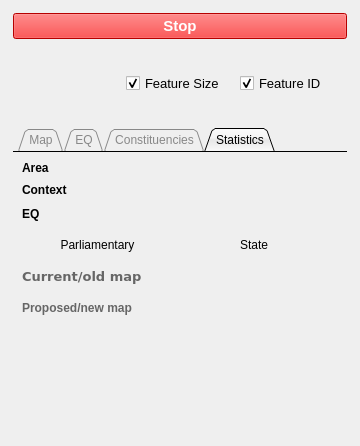
This is ui_delimitationtoolbox_dock.ui in seanclaude/Redistricting as Qt 5 draws it before an edit. The edited form follows.
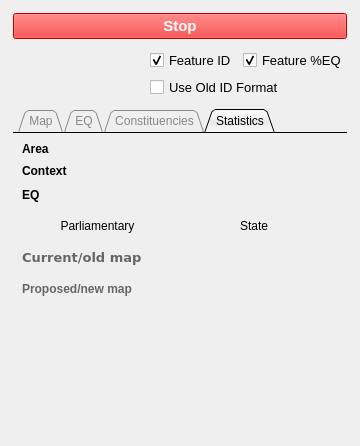
This is the edited form. The open tabs and pages were chosen to show the change.

Patch:
```diff
--- a/ui_delimitationtoolbox_dock.ui
+++ b/ui_delimitationtoolbox_dock.ui
@@ -1193,6 +1193,12 @@
                <layout class="QVBoxLayout" name="verticalLayout_14">
                 <item>
                  <widget class="QLabel" name="label_map_type">
+                  <property name="sizePolicy">
+                   <sizepolicy hsizetype="Preferred" vsizetype="Fixed">
+                    <horstretch>0</horstretch>
+                    <verstretch>0</verstretch>
+                   </sizepolicy>
+                  </property>
                   <property name="toolTip">
                    <string>&lt;!DOCTYPE HTML PUBLIC &quot;-//W3C//DTD HTML 4.0//EN&quot; &quot;http://www.w3.org/TR/REC-html40/strict.dtd&quot;&gt;
 &lt;html&gt;&lt;head&gt;&lt;meta name=&quot;qrichtext&quot; content=&quot;1&quot; /&gt;&lt;style type=&quot;text/css&quot;&gt;
@@ -1213,6 +1219,12 @@
                 </item>
                 <item>
                  <widget class="QLabel" name="label_context_type">
+                  <property name="sizePolicy">
+                   <sizepolicy hsizetype="Preferred" vsizetype="Fixed">
+                    <horstretch>0</horstretch>
+                    <verstretch>0</verstretch>
+                   </sizepolicy>
+                  </property>
                   <property name="font">
                    <font>
                     <weight>75</weight>
@@ -1237,43 +1249,16 @@
                </layout>
               </item>
               <item>
-               <widget class="QCheckBox" name="cb_label">
-                <property name="enabled">
-                 <bool>true</bool>
-                </property>
-                <property name="sizePolicy">
-                 <sizepolicy hsizetype="Preferred" vsizetype="Preferred">
-                  <horstretch>0</horstretch>
-                  <verstretch>0</verstretch>
-                 </sizepolicy>
-                </property>
-                <property name="font">
-                 <font>
-                  <pointsize>10</pointsize>
-                 </font>
-                </property>
-                <property name="toolTip">
-                 <string>&lt;!DOCTYPE HTML PUBLIC &quot;-//W3C//DTD HTML 4.0//EN&quot; &quot;http://www.w3.org/TR/REC-html40/strict.dtd&quot;&gt;
-&lt;html&gt;&lt;head&gt;&lt;meta name=&quot;qrichtext&quot; content=&quot;1&quot; /&gt;&lt;style type=&quot;text/css&quot;&gt;
-p, li { white-space: pre-wrap; }
-&lt;/style&gt;&lt;/head&gt;&lt;body style=&quot; font-family:'MS Shell Dlg 2'; font-size:10pt; font-weight:400; font-style:normal;&quot;&gt;
-&lt;p style=&quot; margin-top:0px; margin-bottom:0px; margin-left:0px; margin-right:0px; -qt-block-indent:0; text-indent:0px;&quot;&gt;Shows how larger/smaller the feature is, as a percentage, compared to the average parliamentary/state size.&lt;/p&gt;&lt;/body&gt;&lt;/html&gt;</string>
-                </property>
-                <property name="text">
-                 <string>Feature Size</string>
-                </property>
-                <property name="checked">
-                 <bool>true</bool>
-                </property>
-               </widget>
-              </item>
+               <layout class="QVBoxLayout" name="verticalLayout_16">
+                <item>
+                 <layout class="QHBoxLayout" name="horizontalLayout_23">
               <item>
                <widget class="QCheckBox" name="cb_feature_id">
                 <property name="enabled">
                  <bool>true</bool>
                 </property>
                 <property name="sizePolicy">
-                 <sizepolicy hsizetype="Preferred" vsizetype="Preferred">
+                     <sizepolicy hsizetype="Preferred" vsizetype="Fixed">
                   <horstretch>0</horstretch>
                   <verstretch>0</verstretch>
                  </sizepolicy>
@@ -1298,12 +1283,70 @@
                 </property>
                </widget>
               </item>
+                  <item>
+                   <widget class="QCheckBox" name="cb_label">
+                    <property name="enabled">
+                     <bool>true</bool>
+                    </property>
+                    <property name="sizePolicy">
+                     <sizepolicy hsizetype="Preferred" vsizetype="Fixed">
+                      <horstretch>0</horstretch>
+                      <verstretch>0</verstretch>
+                     </sizepolicy>
+                    </property>
+                    <property name="font">
+                     <font>
+                      <pointsize>10</pointsize>
+                     </font>
+                    </property>
+                    <property name="toolTip">
+                     <string>&lt;!DOCTYPE HTML PUBLIC &quot;-//W3C//DTD HTML 4.0//EN&quot; &quot;http://www.w3.org/TR/REC-html40/strict.dtd&quot;&gt;
+&lt;html&gt;&lt;head&gt;&lt;meta name=&quot;qrichtext&quot; content=&quot;1&quot; /&gt;&lt;style type=&quot;text/css&quot;&gt;
+p, li { white-space: pre-wrap; }
+&lt;/style&gt;&lt;/head&gt;&lt;body style=&quot; font-family:'MS Shell Dlg 2'; font-size:10pt; font-weight:400; font-style:normal;&quot;&gt;
+&lt;p style=&quot; margin-top:0px; margin-bottom:0px; margin-left:0px; margin-right:0px; -qt-block-indent:0; text-indent:0px;&quot;&gt;Shows how larger/smaller the feature is, as a percentage, compared to the average parliamentary/state size.&lt;/p&gt;&lt;/body&gt;&lt;/html&gt;</string>
+                    </property>
+                    <property name="text">
+                     <string>Feature %EQ</string>
+                    </property>
+                    <property name="checked">
+                     <bool>true</bool>
+                    </property>
+                   </widget>
+                  </item>
+                 </layout>
+                </item>
+                <item>
+                 <layout class="QHBoxLayout" name="horizontalLayout_24">
+                  <item>
+                   <widget class="QCheckBox" name="cb_old_id">
+                    <property name="font">
+                     <font>
+                      <pointsize>10</pointsize>
+                     </font>
+                    </property>
+                    <property name="toolTip">
+                     <string>&lt;!DOCTYPE HTML PUBLIC &quot;-//W3C//DTD HTML 4.0//EN&quot; &quot;http://www.w3.org/TR/REC-html40/strict.dtd&quot;&gt;
+&lt;html&gt;&lt;head&gt;&lt;meta name=&quot;qrichtext&quot; content=&quot;1&quot; /&gt;&lt;style type=&quot;text/css&quot;&gt;
+p, li { white-space: pre-wrap; }
+&lt;/style&gt;&lt;/head&gt;&lt;body style=&quot; font-family:'MS Shell Dlg 2'; font-size:10pt; font-weight:400; font-style:normal;&quot;&gt;
+&lt;p style=&quot; margin-top:0px; margin-bottom:0px; margin-left:0px; margin-right:0px; -qt-block-indent:0; text-indent:0px;&quot;&gt;When working on the new map, checking this will display the old feature ID instead of the new IDs.&lt;/p&gt;&lt;/body&gt;&lt;/html&gt;</string>
+                    </property>
+                    <property name="text">
+                     <string>Use Old ID Format</string>
+                    </property>
+                   </widget>
+                  </item>
+                 </layout>
+                </item>
+               </layout>
+              </item>
              </layout>
             </item>
             <item>
              <widget class="QTabWidget" name="tab_rebalance">
               <property name="sizePolicy">
-               <sizepolicy hsizetype="Expanding" vsizetype="Preferred">
+               <sizepolicy hsizetype="Expanding" vsizetype="Expanding">
                 <horstretch>0</horstretch>
                 <verstretch>0</verstretch>
                </sizepolicy>
@@ -3060,6 +3103,33 @@
                 <string>Statistics</string>
                </attribute>
                <layout class="QVBoxLayout" name="verticalLayout_3">
+                <property name="spacing">
+                 <number>0</number>
+                </property>
+                <property name="margin">
+                 <number>0</number>
+                </property>
+                <item>
+                 <widget class="QScrollArea" name="scrollArea_2">
+                  <property name="frameShape">
+                   <enum>QFrame::NoFrame</enum>
+                  </property>
+                  <property name="frameShadow">
+                   <enum>QFrame::Plain</enum>
+                  </property>
+                  <property name="widgetResizable">
+                   <bool>true</bool>
+                  </property>
+                  <widget class="QWidget" name="scrollAreaWidgetContents">
+                   <property name="geometry">
+                    <rect>
+                     <x>0</x>
+                     <y>0</y>
+                     <width>334</width>
+                     <height>272</height>
+                    </rect>
+                   </property>
+                   <layout class="QVBoxLayout" name="verticalLayout_15">
                 <item>
                  <layout class="QHBoxLayout" name="horizontalLayout_17">
                   <item>
@@ -3285,6 +3355,10 @@
                    </size>
                   </property>
                  </spacer>
+                    </item>
+                   </layout>
+                  </widget>
+                 </widget>
                 </item>
                </layout>
               </widget>
```
Left out of the diff: 388 changed lines with no effect on the pictures. Lines whose indentation alone changed are shown as unchanged.
